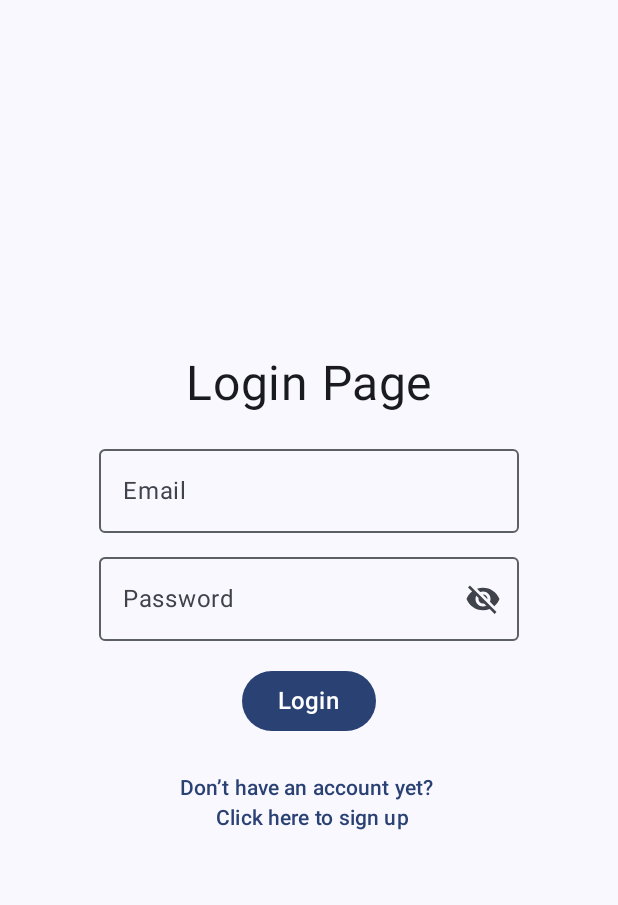
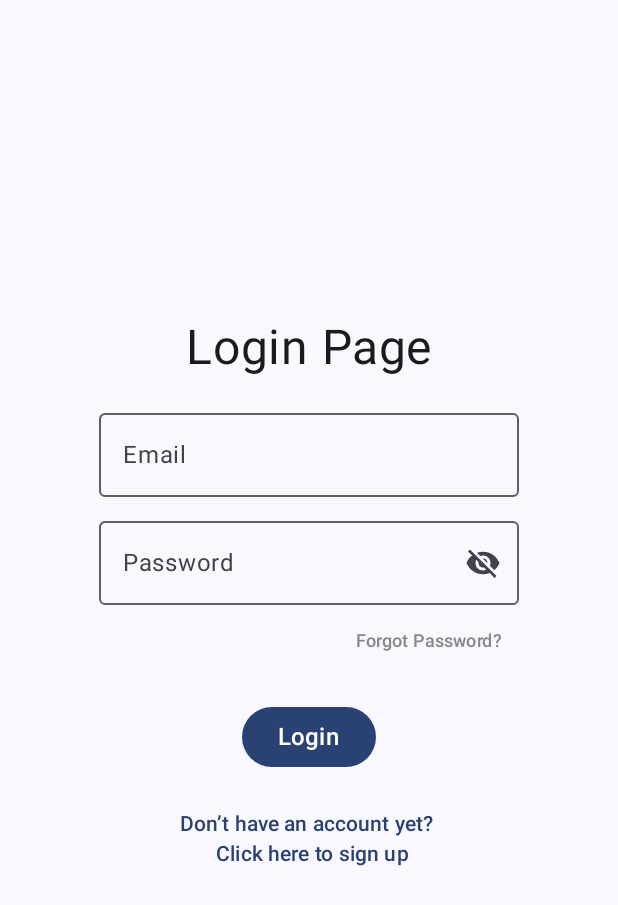
Before and after one commit to Matoxik/security-camera, an Android app built with Jetpack Compose: the screen it shows after launch (MainActivity), on a phone screen of 412 x 824 dp. Shown: the top 905 px of the screen. Run offline under Robolectric (Android 15) with nearby library versions, the phone set to English and light mode, and no system bars; our stand-ins replace Firebase (no records; nobody signed in at launch, a user with empty details on screens opened directly), constraintlayout-compose; libraries missing offline, so code that uses them is left out: androidx.camera.core, androidx.camera.lifecycle, androidx.camera.view, com.google.mlkit.vision; 2 statements that could not run were skipped.

Commit message:
feat(auth): add reset password via email

```diff
--- a/app/src/main/java/com/macieandrz/securitycamera/pages/LoginPage.kt
+++ b/app/src/main/java/com/macieandrz/securitycamera/pages/LoginPage.kt
@@ -6,7 +6,9 @@ import androidx.compose.foundation.layout.Column
 import androidx.compose.foundation.layout.Spacer
 import androidx.compose.foundation.layout.fillMaxSize
 import androidx.compose.foundation.layout.height
+import androidx.compose.foundation.layout.padding
 import androidx.compose.foundation.layout.size
+import androidx.compose.foundation.layout.wrapContentWidth
 import androidx.compose.material3.Button
 import androidx.compose.material3.Icon
 import androidx.compose.material3.IconButton
@@ -34,7 +36,10 @@ import com.macieandrz.securitycamera.viewModels.AuthViewModel
 import androidx.compose.material.icons.Icons
 import androidx.compose.material.icons.filled.Visibility
 import androidx.compose.material.icons.filled.VisibilityOff
+import androidx.compose.material3.Scaffold
+import androidx.compose.ui.graphics.Color
 import androidx.compose.ui.text.input.VisualTransformation
+import androidx.constraintlayout.compose.ConstraintLayout
 import kotlinx.serialization.Serializable
 
 @Serializable
@@ -87,6 +92,9 @@ fun LoginPage(
 
                 Spacer(modifier = Modifier.height(8.dp))
 
+                Column(
+                    modifier = Modifier.wrapContentWidth() // Kolumna nie zajmuje całej szerokości
+                ) {
                     OutlinedTextField(
                         value = password,
                         onValueChange = { password = it },
@@ -99,8 +107,22 @@ fun LoginPage(
                                     contentDescription = if (passwordVisible) "Hide password" else "Show password"
                                 )
                             }
+                        },
+                        modifier = Modifier.wrapContentWidth() // OutlinedTextField nie zajmuje całej szerokości
+                    )
+                    TextButton(
+                        onClick = { navController.navigate(ResetPassRoute) },
+                        modifier = Modifier.align(Alignment.End) // Przyczepienie do prawej krawędzi
+                    ) {
+                        Text(
+                            text = "Forgot Password?",
+                            textAlign = TextAlign.Right,
+                            fontSize = 12.sp,
+                            color = Color.Gray
+                        )
                     }
-        )
+                }
+
 
                 Spacer(modifier = Modifier.height(16.dp))
 
@@ -136,5 +158,4 @@ fun LoginPage(
 
             }
 
-
         }
```
Also changed, not shown: app/src/main/java/com/macieandrz/securitycamera/pages/ResetPassPage.kt (added, +115 -0 lines), app/src/main/java/com/macieandrz/securitycamera/viewModels/AuthViewModel.kt (+38 -2 lines). Lines whose indentation alone changed are shown as unchanged.
